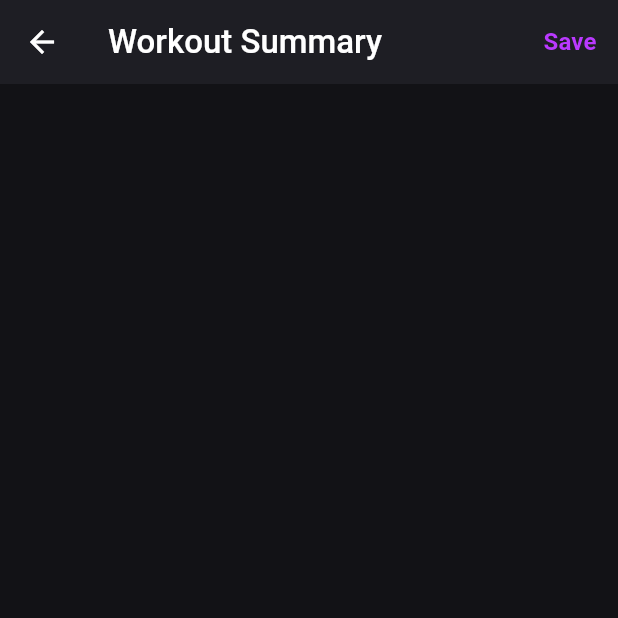
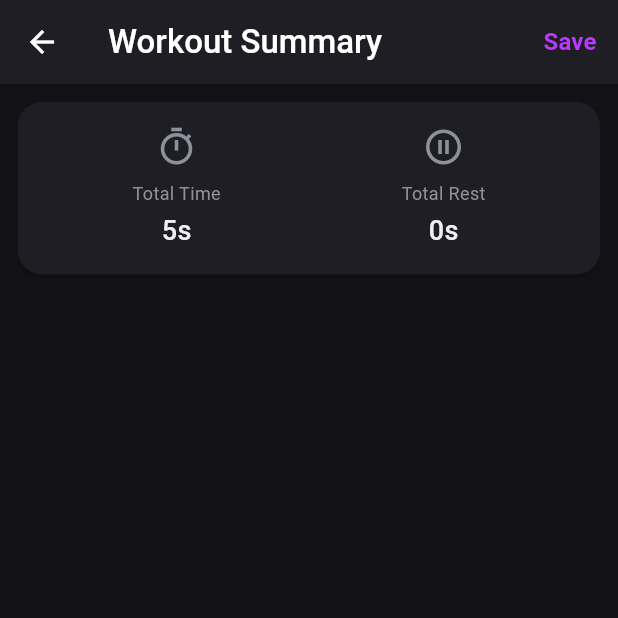
Before and after one commit to GrabinCough/fairware_lift, a Flutter app: the SessionScreen screen opened directly, item 2 of the bottom bar chosen, after a tap on "Add Exercise", after a tap on "Finish", on a phone screen of 412 x 824 dp, the top half of it. Run offline on Flutter 3.47's test engine with Material 3 defaults, Android fonts, the phone set to English and light mode, and no system bars; our stand-ins replace audioplayers, csv, drift, firebase_core, flutter_riverpod, freezed_annotation and 2 more; accounts and stored records are empty; generated files the repository leaves out were written again.

Commit message:
workout timed, but warm up time not added

```diff
--- a/lib/src/features/dxg/presentation/dxg_exercise_picker_screen.dart
+++ b/lib/src/features/dxg/presentation/dxg_exercise_picker_screen.dart
@@ -61,9 +61,15 @@ class DXGExercisePickerScreen extends ConsumerWidget {
           ),
         ),
       ),
+      // --- BUG FIX ---
+      // The body is now wrapped in a `switch` expression that correctly returns
+      // the view based on the picker mode. This ensures the `_buildPrepView` is
+      // always rendered when the "Prep" mode is selected.
       body: SafeArea(
-        child:
-            pickerMode == PickerMode.strength ? _buildStrengthView(context, ref) : _buildPrepView(context, ref),
+        child: switch (pickerMode) {
+          PickerMode.strength => _buildStrengthView(context, ref),
+          PickerMode.prep => _buildPrepView(context, ref),
+        },
       ),
     );
   }
@@ -86,8 +92,6 @@ class DXGExercisePickerScreen extends ConsumerWidget {
             _buildDiscriminatorChips(ref, 'Unilateral', 'unilateral', dxgState),
             _buildDiscriminatorChips(ref, 'Orientation', 'orientation', dxgState),
             _buildDiscriminatorChips(ref, 'Attachment', 'attachment', dxgState),
-            // --- NEW ---
-            // Added the new discriminator for cable height.
             _buildDiscriminatorChips(ref, 'Cable Height', 'cable_height', dxgState),
             _buildDiscriminatorChips(ref, 'Grip', 'grip', dxgState),
             if (dxgState.canonicalExercise != null)
@@ -133,7 +137,6 @@ class DXGExercisePickerScreen extends ConsumerWidget {
     return showDialog<Map<String, String>>(
       context: context,
       builder: (context) {
-        // Use a map to hold the selections, initialized with the first option.
         final selections = <String, String>{};
         for (var p in item.parameters) {
           if (p.options.isNotEmpty) {
@@ -198,7 +201,6 @@ class DXGExercisePickerScreen extends ConsumerWidget {
   }
 
   Widget _buildFamilyChips(WidgetRef ref, DXGState dxgState) {
-    // Sort families alphabetically by name for consistent ordering.
     final sortedFamilies = List.from(dxgState.allFamilies)
       ..sort((a, b) => a.name.compareTo(b.name));
 
--- a/lib/src/features/workout/application/timer_state.dart
+++ b/lib/src/features/workout/application/timer_state.dart
@@ -1,41 +1,90 @@
+// ----- lib/src/features/workout/application/timer_state.dart -----
 // lib/src/features/workout/application/timer_state.dart
 
 // -----------------------------------------------------------------------------
 // --- IMPORTS -----------------------------------------------------------------
 // -----------------------------------------------------------------------------
 
-// Dart's async library, which contains the Timer class.
 import 'dart:async';
+import 'package:flutter/foundation.dart';
+import 'package:flutter_riverpod/flutter_riverpod.dart';
+import 'package:fairware_lift/src/core/services/alert_service.dart';
+import 'package:fairware_lift/src/features/settings/application/settings_provider.dart';
 
-// Riverpod for state management.
-import 'package:flutter_riverpod/flutter_riverpod.dart';
+// -----------------------------------------------------------------------------
+// --- WORKOUT METRICS STATE ---------------------------------------------------
+// -----------------------------------------------------------------------------
 
-// The service responsible for playing sounds and vibrating the device.
-import 'package:fairware_lift/src/core/services/alert_service.dart';
+/// A data class to hold live metrics for the current workout session.
+@immutable
+class WorkoutMetrics {
+  final int totalDurationSeconds;
+  final int totalRestSeconds;
 
-// The provider that manages the user's default settings.
-import 'package:fairware_lift/src/features/settings/application/settings_provider.dart';
+  const WorkoutMetrics({
+    this.totalDurationSeconds = 0,
+    this.totalRestSeconds = 0,
+  });
+
+  WorkoutMetrics copyWith({
+    int? totalDurationSeconds,
+    int? totalRestSeconds,
+  }) {
+    return WorkoutMetrics(
+      totalDurationSeconds: totalDurationSeconds ?? this.totalDurationSeconds,
+      totalRestSeconds: totalRestSeconds ?? this.totalRestSeconds,
+    );
+  }
+}
+
+/// A notifier to manage the live workout metrics.
+class WorkoutMetricsNotifier extends StateNotifier<WorkoutMetrics> {
+  Timer? _stopwatch;
+
+  WorkoutMetricsNotifier() : super(const WorkoutMetrics());
+
+  void startWorkout() {
+    state = const WorkoutMetrics(); // Reset on start
+    _stopwatch?.cancel();
+    _stopwatch = Timer.periodic(const Duration(seconds: 1), (timer) {
+      state = state.copyWith(totalDurationSeconds: state.totalDurationSeconds + 1);
+    });
+  }
+
+  void addRestTime(int seconds) {
+    state = state.copyWith(totalRestSeconds: state.totalRestSeconds + seconds);
+  }
+
+  void stopWorkout() {
+    _stopwatch?.cancel();
+  }
+}
+
+// --- BUG FIX ---
+// The `.autoDispose` modifier has been removed from the provider.
+// This ensures that the provider's state persists for the entire duration of
+// the workout session, even when the UI is rebuilt or navigated away from.
+// The state will now only be reset when manually invalidated (e.g., when a
+// workout is saved).
+final workoutMetricsProvider =
+    StateNotifierProvider<WorkoutMetricsNotifier, WorkoutMetrics>(
+  (ref) => WorkoutMetricsNotifier(),
+);
+
 
 // -----------------------------------------------------------------------------
 // --- CONFIGURABLE VALUES -----------------------------------------------------
 // -----------------------------------------------------------------------------
 
-/// The fallback rest duration in seconds if no user preference is set.
 const int kDefaultRestDuration = 90;
 
 // -----------------------------------------------------------------------------
 // --- TIMER STATE DATA MODEL --------------------------------------------------
 // -----------------------------------------------------------------------------
 
-/// A simple class to hold the state of the rest timer.
 class TimerState {
-  /// The number of seconds remaining on the timer.
   final int secondsRemaining;
-
-  /// The initial duration the timer was set for. This is used for UI progress indicators.
   final int initialDuration;
-
-  /// A flag indicating whether the timer is currently running.
   final bool isRunning;
 
   const TimerState({
@@ -44,7 +93,6 @@ class TimerState {
     this.isRunning = false,
   });
 
-  /// Creates a copy of the state with some values replaced.
   TimerState copyWith({
     int? secondsRemaining,
     int? initialDuration,
@@ -62,30 +110,20 @@ class TimerState {
 // --- TIMER STATE NOTIFIER ----------------------------------------------------
 // -----------------------------------------------------------------------------
 
-/// This is the "brain" for the rest timer.
-/// It manages the countdown, state changes, and completion alerts.
 class TimerStateNotifier extends Notifier<TimerState> {
   Timer? _timer;
 
   @override
   TimerState build() {
-    // Ensure the timer is cancelled when the provider is disposed.
     ref.onDispose(() {
       _timer?.cancel();
     });
     return const TimerState();
   }
 
-  /// Starts the rest timer.
-  ///
-  /// If a [duration] is provided, it will be used. Otherwise, it will default
-  /// to the first quick-select timer preset.
   void startTimer({int? duration}) {
-    _timer?.cancel(); // Cancel any existing timer.
+    _timer?.cancel();
 
-    // --- FIX ---
-    // Instead of looking for the old 'defaultRestDuration', we now read the list
-    // of 'quickRestTimers' and default to the first one if it exists.
     final settings = ref.read(settingsProvider).value;
     final defaultTimerPreset =
         (settings != null && settings.quickRestTimers.isNotEmpty)
@@ -94,32 +132,25 @@ class TimerStateNotifier extends Notifier<TimerState> {
 
     final timerDuration = duration ?? defaultTimerPreset;
 
-    // Set the initial state for the new timer.
     state = TimerState(
       secondsRemaining: timerDuration,
       initialDuration: timerDuration,
       isRunning: true,
     );
 
-    // Start the periodic timer to tick down every second.
     _timer = Timer.periodic(const Duration(seconds: 1), (timer) {
       if (state.secondsRemaining > 0) {
-        // The warning alert now triggers at exactly 3 seconds.
         if (state.secondsRemaining == 3) {
           ref.read(alertServiceProvider).triggerTimerWarningAlert();
         }
-
-        // Decrement the remaining seconds.
         state = state.copyWith(secondsRemaining: state.secondsRemaining - 1);
       } else {
-        // When the timer hits zero, stop it and trigger the completion alert.
         ref.read(alertServiceProvider).triggerTimerCompletionAlert();
         stopTimer(isFinished: true);
       }
     });
   }
 
-  /// Adds a specified number of seconds to the current timer.
   void addTime({int seconds = 30}) {
     if (state.isRunning) {
       state = state.copyWith(
@@ -128,8 +159,10 @@ class TimerStateNotifier extends Notifier<TimerState> {
     }
   }
 
-  /// Stops the timer and resets its state.
   void stopTimer({bool isFinished = false}) {
+    if (isFinished) {
+      ref.read(workoutMetricsProvider.notifier).addRestTime(state.initialDuration);
+    }
     _timer?.cancel();
     state = const TimerState(secondsRemaining: 0, isRunning: false);
   }
@@ -139,7 +172,6 @@ class TimerStateNotifier extends Notifier<TimerState> {
 // --- PROVIDER ----------------------------------------------------------------
 // -----------------------------------------------------------------------------
 
-/// The global provider that allows the UI to access the TimerStateNotifier.
 final timerStateProvider = NotifierProvider<TimerStateNotifier, TimerState>(
   TimerStateNotifier.new,
 );
--- a/lib/src/features/workout/presentation/session_screen.dart
+++ b/lib/src/features/workout/presentation/session_screen.dart
@@ -12,6 +12,8 @@ import 'package:fairware_lift/src/features/dxg/application/dxg_state.dart';
 import 'package:fairware_lift/src/features/dxg/domain/warmup_item.dart';
 import 'package:fairware_lift/src/features/dxg/presentation/dxg_exercise_picker_screen.dart';
 import 'package:fairware_lift/src/features/workout/application/session_state.dart';
+// --- NEW IMPORT ---
+import 'package:fairware_lift/src/features/workout/application/timer_state.dart';
 import 'package:fairware_lift/src/features/workout/domain/session_item.dart';
 import 'package:fairware_lift/src/features/workout/presentation/widgets/exercise_list_item.dart';
 import 'package:fairware_lift/src/features/workout/presentation/widgets/warmup_list_item.dart';
@@ -22,8 +24,34 @@ import 'package:fairware_lift/src/features/workout/presentation/workout_summary_
 // --- SESSION SCREEN WIDGET ---------------------------------------------------
 // -----------------------------------------------------------------------------
 
-class SessionScreen extends ConsumerWidget {
+// --- REFACTORED to ConsumerStatefulWidget ---
+// This allows us to use initState and dispose to manage the workout timer.
+class SessionScreen extends ConsumerStatefulWidget {
   const SessionScreen({super.key});
+
+  @override
+  ConsumerState<SessionScreen> createState() => _SessionScreenState();
+}
+
+class _SessionScreenState extends ConsumerState<SessionScreen> {
+  @override
+  void initState() {
+    super.initState();
+    // --- NEW ---
+    // Start the workout timer as soon as the screen is initialized.
+    WidgetsBinding.instance.addPostFrameCallback((_) {
+      ref.read(workoutMetricsProvider.notifier).startWorkout();
+    });
+  }
+
+  @override
+  void dispose() {
+    // --- NEW ---
+    // Stop the workout timer when the screen is disposed.
+    // This is a safeguard, the main stop is in the Finish button.
+    ref.read(workoutMetricsProvider.notifier).stopWorkout();
+    super.dispose();
+  }
 
   void _showExerciseInfo(
     BuildContext context, {
@@ -72,7 +100,7 @@ class SessionScreen extends ConsumerWidget {
   }
 
   @override
-  Widget build(BuildContext context, WidgetRef ref) {
+  Widget build(BuildContext context) {
     final sessionItems = ref.watch(sessionStateProvider);
 
     return Scaffold(
@@ -83,6 +111,9 @@ class SessionScreen extends ConsumerWidget {
         actions: [
           TextButton(
             onPressed: () {
+              // --- NEW ---
+              // Stop the workout timer before navigating to the summary.
+              ref.read(workoutMetricsProvider.notifier).stopWorkout();
               final completedWorkout = ref.read(sessionStateProvider);
               Navigator.of(context).push(
                 MaterialPageRoute(
@@ -112,8 +143,6 @@ class SessionScreen extends ConsumerWidget {
                     .reorderItem(oldIndex, newIndex);
               },
               children: sessionItems.map((item) {
-                // --- REFACTORED ---
-                // The switch statement now handles all three types of SessionItem.
                 return switch (item) {
                   SessionExercise e => Dismissible(
                       key: ValueKey(item.id),
@@ -146,8 +175,6 @@ class SessionScreen extends ConsumerWidget {
               }).toList(),
             ),
           const SizedBox(height: 16),
-          // --- NEW ---
-          // A Row now holds both "Add Exercise" and "Add Superset" buttons.
           Row(
             children: [
               Expanded(
@@ -227,10 +254,6 @@ class SessionScreen extends ConsumerWidget {
   }
 }
 
-// -----------------------------------------------------------------------------
-// --- NEW SUPERSET LIST ITEM WIDGET -------------------------------------------
-// -----------------------------------------------------------------------------
-
 class _SupersetListItem extends ConsumerWidget {
   final SessionSuperset superset;
   final void Function(BuildContext, {required String displayName, required Map<String, String> discriminators}) onInfoTap;
--- a/lib/src/features/workout/presentation/workout_summary_screen.dart
+++ b/lib/src/features/workout/presentation/workout_summary_screen.dart
@@ -12,6 +12,7 @@ import 'package:uuid/uuid.dart';
 import 'package:fairware_lift/src/core/theme/app_theme.dart';
 import 'package:fairware_lift/src/core/theme/data/local/database.dart';
 import 'package:fairware_lift/src/features/workout/application/session_state.dart';
+import 'package:fairware_lift/src/features/workout/application/timer_state.dart';
 import 'package:fairware_lift/src/features/workout/domain/session_item.dart';
 
 // -----------------------------------------------------------------------------
@@ -26,8 +27,24 @@ class WorkoutSummaryScreen extends ConsumerWidget {
     required this.completedItems,
   });
 
+  // --- NEW HELPER ---
+  // Formats a duration in seconds into a "Xh Ym Zs" string.
+  String _formatDuration(int totalSeconds) {
+    if (totalSeconds < 0) return "0s";
+    final duration = Duration(seconds: totalSeconds);
+    final hours = duration.inHours;
+    final minutes = duration.inMinutes.remainder(60);
+    final seconds = duration.inSeconds.remainder(60);
+    final parts = <String>[];
+    if (hours > 0) parts.add('${hours}h');
+    if (minutes > 0) parts.add('${minutes}m');
+    if (seconds > 0 || parts.isEmpty) parts.add('${seconds}s');
+    return parts.join(' ');
+  }
+
   Future<void> _saveWorkout(BuildContext context, WidgetRef ref) async {
     final db = ref.read(databaseProvider);
+    final metrics = ref.read(workoutMetricsProvider);
     const uuid = Uuid();
     final now = DateTime.now();
     final sessionId = uuid.v4();
@@ -35,6 +52,8 @@ class WorkoutSummaryScreen extends ConsumerWidget {
     final sessionCompanion = SessionsCompanion(
       id: drift.Value(sessionId),
       sessionDateTime: drift.Value(now),
+      totalDurationSeconds: drift.Value(metrics.totalDurationSeconds),
+      totalRestSeconds: drift.Value(metrics.totalRestSeconds),
       createdAt: drift.Value(now),
       updatedAt: drift.Value(now),
     );
@@ -43,8 +62,6 @@ class WorkoutSummaryScreen extends ConsumerWidget {
     final exerciseInstancesToSave = <ExerciseInstancesCompanion>[];
     final savedWarmupsCompanion = <SavedWarmupsCompanion>[];
 
-    // --- REFACTORED ---
-    // This loop now handles all three SessionItem types, including SessionSuperset.
     for (final item in completedItems) {
       switch (item) {
         case SessionExercise e when e.loggedSets.isNotEmpty:
@@ -66,7 +83,7 @@ class WorkoutSummaryScreen extends ConsumerWidget {
               _processExerciseForSaving(exerciseInSuperset, sessionId, now, exerciseInstancesToSave, setEntriesCompanion);
             }
           }
-        case _: // Handles empty exercises or other types
+        case _:
       }
     }
 
@@ -102,12 +119,11 @@ class WorkoutSummaryScreen extends ConsumerWidget {
           )
           .closed;
       ref.invalidate(sessionStateProvider);
+      ref.invalidate(workoutMetricsProvider);
       Navigator.of(context).popUntil((route) => route.isFirst);
     }
   }
 
-  /// --- NEW HELPER METHOD ---
-  /// Extracts the logic for processing a SessionExercise to avoid code duplication.
   void _processExerciseForSaving(
     SessionExercise e,
     String sessionId,
@@ -144,6 +160,10 @@ class WorkoutSummaryScreen extends ConsumerWidget {
 
   @override
   Widget build(BuildContext context, WidgetRef ref) {
+    // --- NEW ---
+    // Read the metrics to display them in the UI.
+    final metrics = ref.watch(workoutMetricsProvider);
+
     return Scaffold(
       appBar: AppBar(
         title: const Text('Workout Summary'),
@@ -154,13 +174,13 @@ class WorkoutSummaryScreen extends ConsumerWidget {
           ),
         ],
       ),
-      body: ListView.builder(
+      // --- REFACTORED ---
+      // The body is now a ListView that includes the new metrics card at the top.
+      body: ListView(
         padding: const EdgeInsets.all(8.0),
-        itemCount: completedItems.length,
-        itemBuilder: (context, index) {
-          final item = completedItems[index];
-          // --- REFACTORED ---
-          // The switch statement now handles all three SessionItem types.
+        children: [
+          _buildMetricsCard(metrics),
+          ...completedItems.map((item) {
             return switch (item) {
               SessionExercise e when e.loggedSets.isNotEmpty =>
                 _buildExerciseSummary(e),
@@ -169,8 +189,53 @@ class WorkoutSummaryScreen extends ConsumerWidget {
                 _buildSupersetSummary(s),
               _ => const SizedBox.shrink(),
             };
-        },
+          }),
+        ],
       ),
+    );
+  }
+
+  /// --- NEW WIDGET BUILDER ---
+  /// Creates a card to display the workout timing metrics.
+  Widget _buildMetricsCard(WorkoutMetrics metrics) {
+    return Card(
+      color: AppTheme.colors.surface,
+      margin: const EdgeInsets.symmetric(vertical: 4.0, horizontal: 4.0),
+      shape: RoundedRectangleBorder(
+        borderRadius: BorderRadius.circular(AppTheme.sizing.cardRadius),
+      ),
+      child: Padding(
+        padding: const EdgeInsets.all(16.0),
+        child: Row(
+          mainAxisAlignment: MainAxisAlignment.spaceAround,
+          children: [
+            _buildMetricItem(
+              icon: Icons.timer_outlined,
+              label: 'Total Time',
+              value: _formatDuration(metrics.totalDurationSeconds),
+            ),
+            _buildMetricItem(
+              icon: Icons.pause_circle_outline,
+              label: 'Total Rest',
+              value: _formatDuration(metrics.totalRestSeconds),
+            ),
+          ],
+        ),
+      ),
+    );
+  }
+
+  /// --- NEW HELPER ---
+  /// Builds a single item for the metrics card.
+  Widget _buildMetricItem({required IconData icon, required String label, required String value}) {
+    return Column(
+      children: [
+        Icon(icon, color: AppTheme.colors.textMuted, size: 28),
+        const SizedBox(height: 8),
+        Text(label, style: AppTheme.typography.caption),
+        const SizedBox(height: 4),
+        Text(value, style: AppTheme.typography.title.copyWith(fontSize: 18)),
+      ],
     );
   }
 
@@ -242,8 +307,6 @@ class WorkoutSummaryScreen extends ConsumerWidget {
     );
   }
 
-  /// --- NEW WIDGET BUILDER ---
-  /// Renders a superset block in the summary.
   Widget _buildSupersetSummary(SessionSuperset superset) {
     return Card(
       color: AppTheme.colors.surface,
```
Also changed, not shown: lib/src/core/theme/data/local/database.dart (+12 -6 lines), lib/src/features/history/presentation/history_screen.dart (+63 -3 lines), lib/src/core/theme/data/local/database.g.dart. Lines whose indentation alone changed are shown as unchanged.
